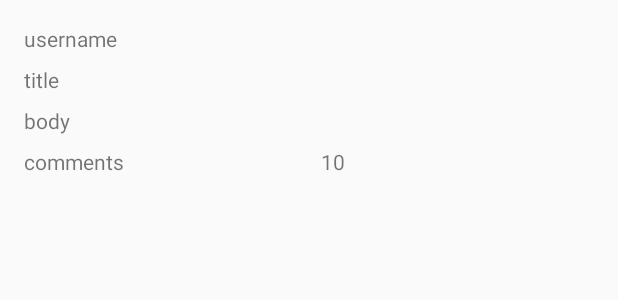
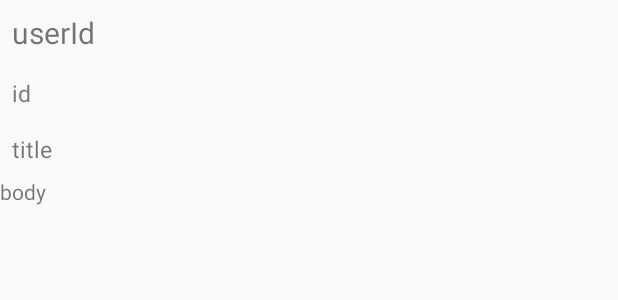
Before and after one commit to psztefko/ING-app, an Android app: the layout post_row.xml on its own in the app's theme, with its tools: preview values and no code run, on a phone screen of 412 x 824 dp. Shown: the top 300 px of the screen. Run offline under Robolectric (Android 15) with nearby library versions, the phone set to English and light mode, and no system bars.

Commit message:
little improvements

```diff
--- a/app/build.gradle
+++ b/app/build.gradle
@@ -61,14 +61,16 @@ dependencies {
     // Couroutines for getting off the UI thread
     implementation "org.jetbrains.kotlinx:kotlinx-coroutines-core:$coroutines_kotlin_version"
     implementation "org.jetbrains.kotlinx:kotlinx-coroutines-android:$coroutines_kotlin_version"
+    implementation 'com.jakewharton.retrofit:retrofit2-kotlin-coroutines-adapter:0.9.2'
 
     // Retrofit for networking
     implementation "com.squareup.retrofit2:retrofit:$retrofit_version"
     implementation "com.squareup.retrofit2:converter-moshi:$retrofit_version"
 
     // Moshi for parsing the JSON format
-    // implementation "com.squareup.moshi:moshi:$moshi_version"
-    // implementation "com.squareup.moshi:moshi-kotlin:$moshi_version"
+    implementation "com.squareup.moshi:moshi:1.8.0"
+    implementation "com.squareup.moshi:moshi-kotlin:1.8.0"
+    kapt "com.squareup.moshi:moshi-kotlin-codegen:0.0.0"
 
     // Logging
     implementation "com.jakewharton.timber:timber:$timber_version"
--- a/app/src/main/java/com/example/ing_app/MainActivity.kt
+++ b/app/src/main/java/com/example/ing_app/MainActivity.kt
@@ -1,12 +1,25 @@
 package com.example.ing_app
 
+import android.os.Bundle
+import android.widget.ListView
 import androidx.appcompat.app.AppCompatActivity
-import android.os.Bundle
+import com.example.ing_app.domain.Post
+import com.example.ing_app.network.PostService
+import com.squareup.moshi.JsonAdapter
+import com.squareup.moshi.Moshi
+import kotlinx.android.synthetic.main.post_row.*
+import retrofit2.Retrofit
+import retrofit2.converter.moshi.MoshiConverterFactory
+
+
+private const val BASE_URL = "https://jsonplaceholder.typicode.com"
 
 class MainActivity : AppCompatActivity() {
 
     override fun onCreate(savedInstanceState: Bundle?) {
         super.onCreate(savedInstanceState)
         setContentView(R.layout.activity_main)
+
+
     }
 }
--- /dev/null
+++ b/app/src/main/java/com/example/ing_app/UserDetailsFragment.kt
@@ -0,0 +1,30 @@
+package com.example.ing_app/*
+package com.example.ing_app
+
+import android.os.Bundle
+import androidx.fragment.app.Fragment
+import android.view.LayoutInflater
+import android.view.View
+import android.view.ViewGroup
+import android.widget.TextView
+import androidx.databinding.DataBindingUtil
+
+*/
+/**
+ * A simple [Fragment] subclass.
+ *//*
+
+class UserDetailsFragment : Fragment() {
+
+    override fun onCreateView(
+        inflater: LayoutInflater, container: ViewGroup?,
+        savedInstanceState: Bundle?): View? {
+            val binding: FragmentUserDetailsBinding = DataBindingUtil.inflate(
+                inflater, R.layout.user_detail_fragment, container, false
+            )
+            return binding.root
+        }
+    }
+
+}
+*/
--- a/app/src/main/java/com/example/ing_app/network/Network.kt
+++ b/app/src/main/java/com/example/ing_app/network/Network.kt
@@ -1,10 +1,25 @@
 package com.example.ing_app.network
 
+import com.jakewharton.retrofit2.adapter.kotlin.coroutines.CoroutineCallAdapterFactory
+import com.squareup.moshi.Moshi
+import com.squareup.moshi.kotlin.reflect.KotlinJsonAdapterFactory
 import retrofit2.Retrofit
 import retrofit2.converter.moshi.MoshiConverterFactory
 
 private const val BASE_URL = "http://jsonplaceholder.typicode.com"
 
+/**
+ * Build the Moshi object that Retrofit will be using, making sure to add the Kotlin adapter for
+ * full Kotlin compatibility.
+*/
+private val moshi = Moshi.Builder()
+    .add(KotlinJsonAdapterFactory())
+    .build()
+
+/**
+ * Use the Retrofit builder to build a retrofit object using a Moshi converter
+ * with our Moshi object.
+*/
 private val retrofit = Retrofit.Builder()
     .addConverterFactory(MoshiConverterFactory.create())
     .baseUrl(BASE_URL)
--- a/app/src/main/java/com/example/ing_app/network/PostService.kt
+++ b/app/src/main/java/com/example/ing_app/network/PostService.kt
@@ -1,3 +1,4 @@
+
 package com.example.ing_app.network
 
 import com.example.ing_app.domain.Post
--- a/app/src/main/res/layout/post_row.xml
+++ b/app/src/main/res/layout/post_row.xml
@@ -1,70 +1,45 @@
 <?xml version="1.0" encoding="utf-8"?>
-<layout xmlns:android="http://schemas.android.com/apk/res/android"
+<androidx.constraintlayout.widget.ConstraintLayout xmlns:android="http://schemas.android.com/apk/res/android"
 xmlns:app="http://schemas.android.com/apk/res-auto"
-    xmlns:tools="http://schemas.android.com/tools">
-    <androidx.constraintlayout.widget.ConstraintLayout
+xmlns:tools="http://schemas.android.com/tools"
     android:layout_width="match_parent"
     android:layout_height="wrap_content">
 
     <TextView
-            android:id="@+id/username"
-            android:layout_width="0dp"
+        android:id="@+id/userId"
+        android:layout_width="wrap_content"
         android:layout_height="wrap_content"
-            android:layout_marginStart="16dp"
-            android:layout_marginTop="16dp"
-            android:layout_marginEnd="16dp"
-            android:text="@string/user_name"
-            app:layout_constraintEnd_toEndOf="parent"
+        android:padding="8dp"
+        tools:text="userId"
+        android:textSize="20sp"
         app:layout_constraintStart_toStartOf="parent"
         app:layout_constraintTop_toTopOf="parent" />
 
     <TextView
+        android:id="@+id/postId"
+        android:layout_width="wrap_content"
+        android:layout_height="wrap_content"
+        android:padding="8dp"
+        tools:text="id"
+        android:textSize="15sp"
+        app:layout_constraintStart_toStartOf="parent"
+        app:layout_constraintTop_toBottomOf="@+id/userId" />
+
+    <TextView
         android:id="@+id/title"
-            android:layout_width="0dp"
+        android:layout_width="wrap_content"
         android:layout_height="wrap_content"
-            android:layout_marginStart="16dp"
-            android:layout_marginTop="8dp"
-            android:layout_marginEnd="16dp"
-            android:text="@string/title"
-            app:layout_constraintEnd_toEndOf="parent"
+        android:padding="8dp"
+        tools:text="title"
+        android:textSize="15sp"
         app:layout_constraintStart_toStartOf="parent"
-            app:layout_constraintTop_toBottomOf="@+id/username" />
+        app:layout_constraintTop_toBottomOf="@+id/postId" />
 
     <TextView
         android:id="@+id/body"
-            android:layout_width="0dp"
+        android:layout_width="wrap_content"
         android:layout_height="wrap_content"
-            android:layout_marginStart="16dp"
-            android:layout_marginTop="8dp"
-            android:layout_marginEnd="16dp"
-            android:text="@string/body"
-            app:layout_constraintEnd_toEndOf="parent"
+        tools:text="body"
         app:layout_constraintStart_toStartOf="parent"
         app:layout_constraintTop_toBottomOf="@+id/title" />
-
-        <TextView
-            android:id="@+id/commentsLabel"
-            android:layout_width="0dp"
-            android:layout_height="wrap_content"
-            android:layout_marginStart="16dp"
-            android:layout_marginTop="8dp"
-            android:layout_marginEnd="8dp"
-            android:text="@string/comments"
-            app:layout_constraintEnd_toStartOf="@+id/comments"
-            app:layout_constraintHorizontal_bias="0.0"
-            app:layout_constraintStart_toStartOf="parent"
-            app:layout_constraintTop_toBottomOf="@+id/body" />
-
-        <TextView
-            android:id="@+id/comments"
-            android:layout_width="0dp"
-            android:layout_height="wrap_content"
-            android:layout_marginStart="8dp"
-            android:layout_marginTop="8dp"
-            android:layout_marginEnd="16dp"
-            app:layout_constraintEnd_toEndOf="parent"
-            app:layout_constraintStart_toEndOf="@+id/commentsLabel"
-            app:layout_constraintTop_toBottomOf="@+id/body"
-            tools:text="10" />
 </androidx.constraintlayout.widget.ConstraintLayout>
-</layout>
--- /dev/null
+++ b/app/src/main/res/layout/user_detail_fragment.xml
@@ -0,0 +1,6 @@
+<?xml version="1.0" encoding="utf-8"?>
+<androidx.constraintlayout.widget.ConstraintLayout
+    xmlns:android="http://schemas.android.com/apk/res/android" android:layout_width="match_parent"
+    android:layout_height="match_parent">
+
+</androidx.constraintlayout.widget.ConstraintLayout>
--- a/app/src/main/res/values/strings.xml
+++ b/app/src/main/res/values/strings.xml
@@ -1,14 +1,6 @@
 <resources>
     <string name="app_name">ING-app</string>
-    <string name="user_name">username</string>
-    <string name="title">title</string>
-    <string name="body">body</string>
-    <string name="comments">comments</string>
-    <string name="email">email</string>
-    <string name="website">website</string>
-    <string name="street">street</string>
-    <string name="city">city</string>
-    <string name="zip_code">zip_code</string>
-    <string name="geolocation">geolocation</string>
-    <string name="images">images</string>
+
+    <!-- TODO: Remove or change this placeholder text -->
+    <string name="hello_blank_fragment">Hello blank fragment</string>
 </resources>
```
Lines whose indentation alone changed are shown as unchanged.
